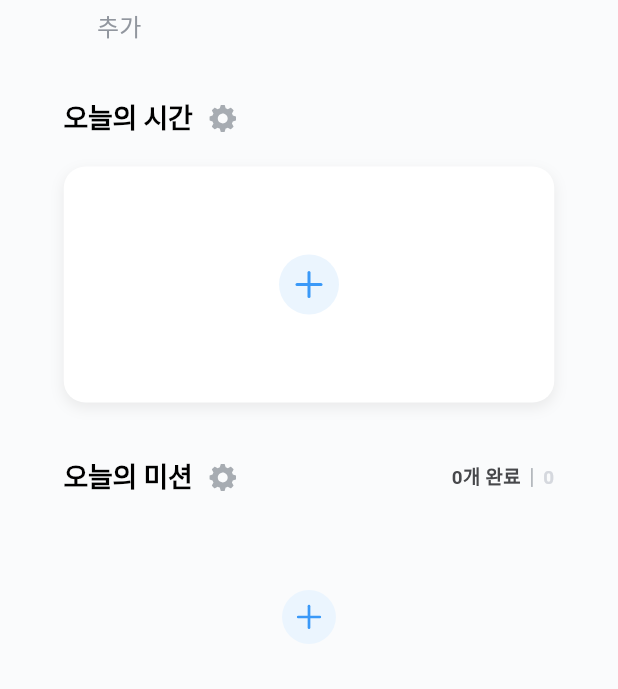
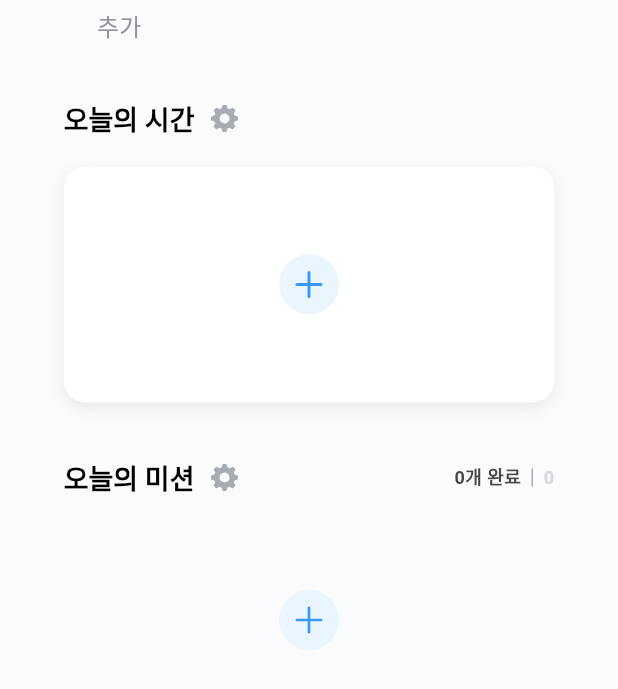
Before and after one commit to yeongJD/Quad-S-Team12-App-Parent, a Flutter app: the ParentHomePage screen opened by its route, on a phone screen of 412 x 824 dp. Shown: the part 240-929 px from the top of the screen. Run offline on Flutter 3.47's test engine with Material 3 defaults, Android fonts, the phone set to English and light mode, and no system bars; our stand-ins replace dio, firebase_core, firebase_messaging, flutter_svg, go_router, google_fonts and 2 more; accounts and stored records are empty; Roboto replaces fonts that are missing (Pretendard).

Commit message:
style: align parent home mission styling

```diff
--- a/lib/features/parent_home/presentation/widgets/today_mission_section.dart
+++ b/lib/features/parent_home/presentation/widgets/today_mission_section.dart
@@ -2,6 +2,7 @@ import 'package:flutter/material.dart';
 import 'package:flutter_svg/flutter_svg.dart';
 
 import '../../../../core/theme/app_colors.dart';
+import '../../../../core/theme/app_tokens.dart';
 import '../../../../core/theme/app_typography.dart';
 import '../models/parent_home_models.dart';
 
@@ -47,10 +48,7 @@ class TodayMissionSection extends StatelessWidget {
                 borderRadius: BorderRadius.circular(6),
                 child: Text(
                   '오늘의 미션',
-                  style: AppTypography.headlineBold.copyWith(
-                    fontSize: 18,
-                    height: 1.4,
-                    letterSpacing: -0.22,
+                  style: AppTypography.headlineSemiBold.copyWith(
                     color: AppColors.black,
                   ),
                 ),
@@ -61,22 +59,16 @@ class TodayMissionSection extends StatelessWidget {
             const Spacer(),
             Text(
               '$completedCount개 완료',
-              style: AppTypography.labelBold.copyWith(
-                fontSize: 12.587,
-                height: 1.429,
-                letterSpacing: 0.18,
+              style: AppTypography.captionSemiBold.copyWith(
                 color: AppColors.gray700,
               ),
             ),
             const SizedBox(width: 7),
-            Container(width: 1, height: 12.587, color: AppColors.gray300),
+            Container(width: 1, height: 12, color: AppColors.gray300),
             const SizedBox(width: 7),
             Text(
               '$totalCount',
-              style: AppTypography.labelBold.copyWith(
-                fontSize: 12.587,
-                height: 1.429,
-                letterSpacing: 0.18,
+              style: AppTypography.captionSemiBold.copyWith(
                 color: AppColors.gray200,
               ),
             ),
@@ -161,22 +153,18 @@ class _MissionCard extends StatelessWidget {
 
     return Container(
       width: double.infinity,
-      padding: const EdgeInsets.symmetric(horizontal: 17.082, vertical: 16.183),
+      padding: const EdgeInsets.symmetric(horizontal: 19, vertical: 18),
       decoration: BoxDecoration(
         color: isCompleted ? const Color(0xFFEDEEF1) : AppColors.white,
-        borderRadius: BorderRadius.circular(16),
+        borderRadius: BorderRadius.circular(AppTokens.cardRadiusSmall),
       ),
       child: Row(
         children: [
           Opacity(
             opacity: isCompleted ? 0.3 : 1,
-            child: SvgPicture.asset(
-              item.iconAsset,
-              width: 43.156,
-              height: 43.156,
-            ),
+            child: SvgPicture.asset(item.iconAsset, width: 48, height: 48),
           ),
-          const SizedBox(width: 17),
+          const SizedBox(width: 16),
           Expanded(
             child: Column(
               crossAxisAlignment: CrossAxisAlignment.start,
@@ -194,9 +182,7 @@ class _MissionCard extends StatelessWidget {
                     child: Text(
                       item.title,
                       style: AppTypography.labelMedium.copyWith(
-                        fontSize: isCompleted ? 16 : 14.39,
-                        height: 1.5,
-                        letterSpacing: isCompleted ? 0.0912 : 0.082,
+                        fontSize: 16,
                         color: isCompleted
                             ? AppColors.gray300
                             : AppColors.gray800,
@@ -210,9 +196,6 @@ class _MissionCard extends StatelessWidget {
                 Text(
                   item.reward,
                   style: AppTypography.captionRegular.copyWith(
-                    fontSize: isCompleted ? 12 : 10.79,
-                    height: 1.334,
-                    letterSpacing: isCompleted ? 0.3024 : 0.2719,
                     color: isCompleted ? AppColors.gray300 : AppColors.gray500,
                     decoration: lineThrough,
                     decorationColor: isCompleted ? AppColors.gray300 : null,
@@ -247,7 +230,7 @@ class _MissionCard extends StatelessWidget {
 class _MissionStatusIcon extends StatelessWidget {
   const _MissionStatusIcon({required this.status});
 
-  static const double _iconSize = 21.578;
+  static const double _iconSize = 22;
 
   final MissionStatus status;
 
@@ -282,11 +265,9 @@ class _MissionAddButton extends StatelessWidget {
         splashColor: AppColors.primary.withValues(alpha: 0.16),
         customBorder: const CircleBorder(),
         child: const SizedBox(
-          width: 35.963,
-          height: 35.963,
-          child: Center(
-            child: _AddIcon(color: AppColors.primary, size: 21.578),
-          ),
+          width: 40,
+          height: 40,
+          child: Center(child: _AddIcon(color: AppColors.primary, size: 24)),
         ),
       ),
     );
--- a/lib/features/parent_home/presentation/widgets/today_time_section.dart
+++ b/lib/features/parent_home/presentation/widgets/today_time_section.dart
@@ -174,10 +174,7 @@ class _SectionHeader extends StatelessWidget {
       children: [
         Text(
           title,
-          style: AppTypography.headlineBold.copyWith(
-            fontSize: 18,
-            height: 1.4,
-            letterSpacing: -0.22,
+          style: AppTypography.headlineSemiBold.copyWith(
             color: AppColors.black,
           ),
         ),
```
